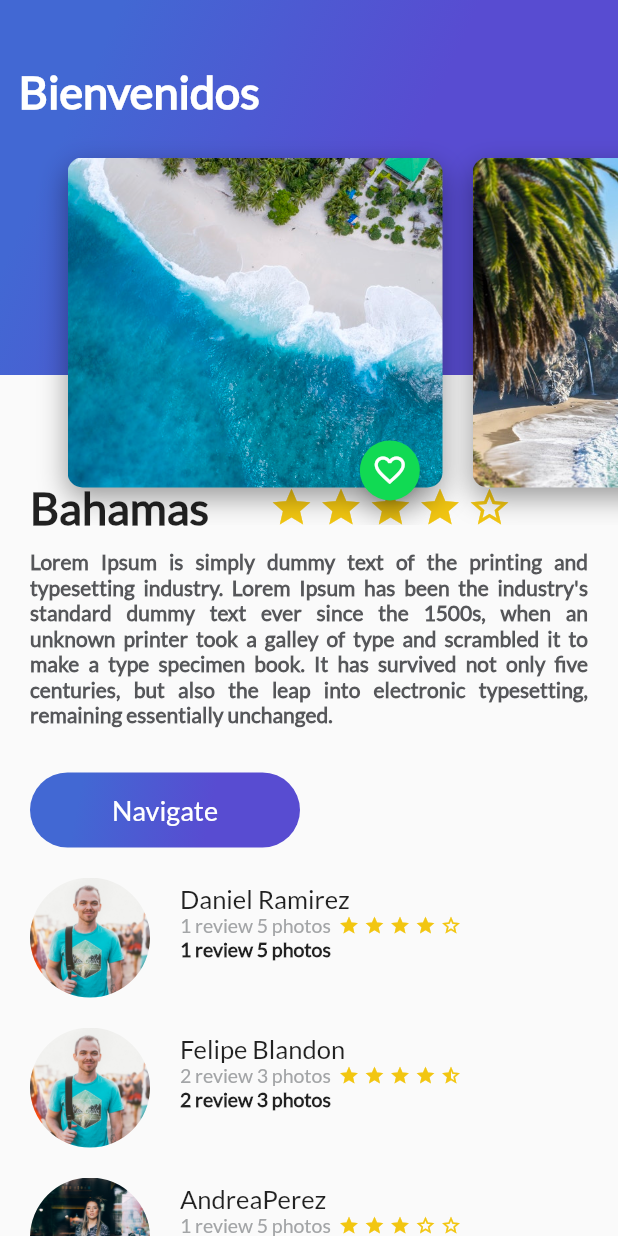
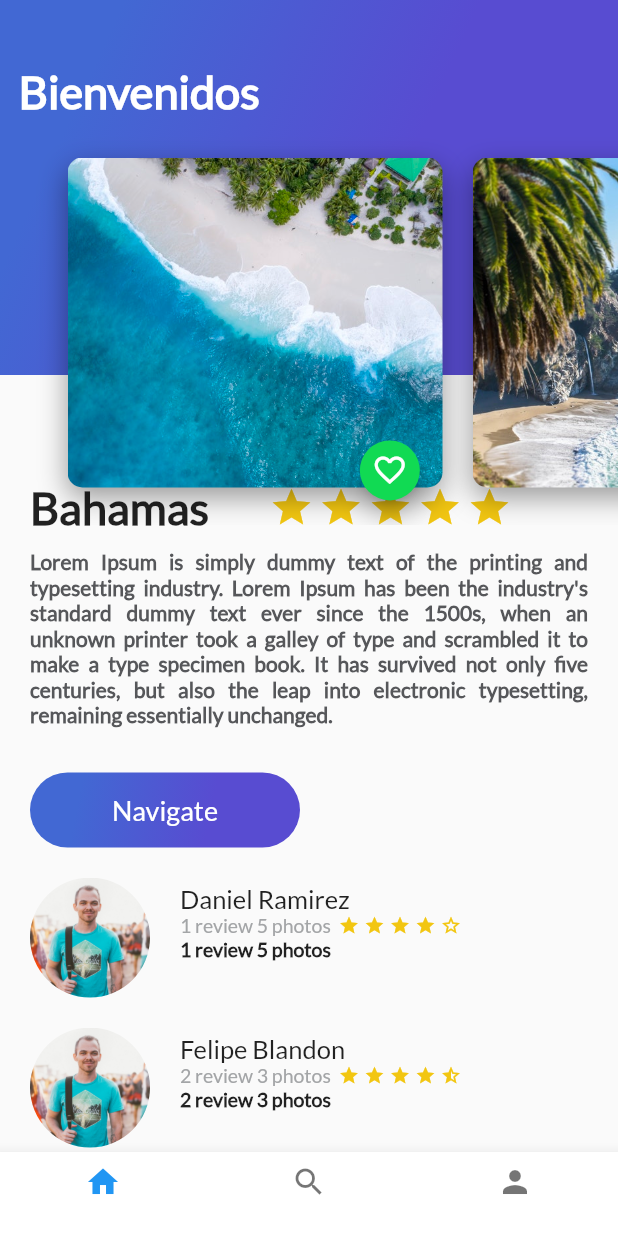
Before and after one commit to daniel-0318/platzi-course-flutter-template, a Flutter app: the screen it shows after launch, on a phone screen of 412 x 824 dp. Run offline on Flutter 3.47's test engine with Material 2 defaults, Android fonts, the phone set to English and light mode, and no system bars.

Commit message:
navigation bar implemented

```diff
--- a/lib/home_trips.dart
+++ b/lib/home_trips.dart
@@ -13,7 +13,7 @@ class HomeTrips extends StatelessWidget{
       children: <Widget>[
         ListView(
           children: <Widget>[
-            Description_place("Bahamas", 5, description_place),
+            DescriptionPlace("Bahamas", 5, description_place),
             ReviewList()
           ],
         ),
--- a/lib/main.dart
+++ b/lib/main.dart
@@ -1,8 +1,6 @@
 import 'package:flutter/services.dart';
 import 'package:flutter/material.dart';
-import 'description_place.dart';
-import 'review_list.dart';
-import 'header_appbar.dart';
+import 'platzi_trips.dart';
 
 void main() {
   runApp(MyApp());
@@ -12,7 +10,6 @@ class MyApp extends StatelessWidget {
   MyApp({Key? key}) : super(key: key);
 
   // This widget is the root of your application.
-  String description_place = "Lorem Ipsum is simply dummy text of the printing and typesetting industry. Lorem Ipsum has been the industry's standard dummy text ever since the 1500s, when an unknown printer took a galley of type and scrambled it to make a type specimen book. It has survived not only five centuries, but also the leap into electronic typesetting, remaining essentially unchanged.";
   @override
   Widget build(BuildContext context) {
     SystemChrome.setSystemUIOverlayStyle(SystemUiOverlayStyle(
@@ -32,20 +29,7 @@ class MyApp extends StatelessWidget {
         // is not restarted.
         primarySwatch: Colors.blue,
       ),
-        home: Scaffold(
-          body: Stack(
-            children: <Widget>[
-              ListView(
-                children: <Widget>[
-                  DescriptionPlace("Bahamas", 4, description_place),
-                  ReviewList()
-
-                ],
-              ),
-              HeaderAppBar()
-            ],
-          ),
-        )//MyHomePage(title: 'Flutter Demo Home Page'),
+        home: PlatziTrips()//MyHomePage(title: 'Flutter Demo Home Page'),
     );
   }
 }
```
